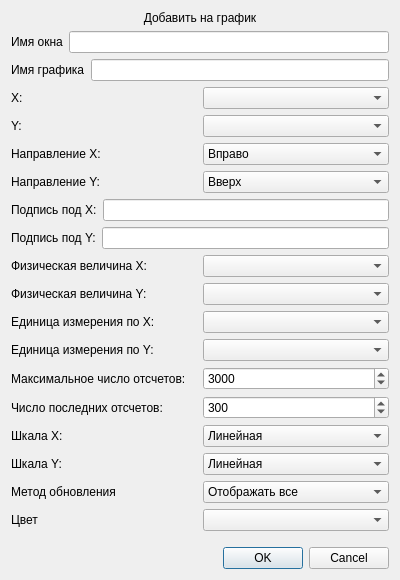
First picture: the form in addonplotdialog.ui, repository eugesh/GraphPlugin, before the edit.
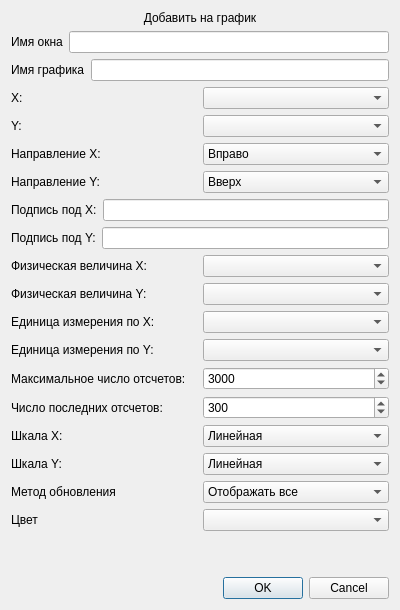
Second picture: the form after the edit.

The edit to the form file:
```diff
--- a/addonplotdialog.ui
+++ b/addonplotdialog.ui
@@ -7,7 +7,7 @@
     <x>0</x>
     <y>0</y>
     <width>400</width>
-    <height>580</height>
+    <height>610</height>
    </rect>
   </property>
   <property name="windowTitle">
```
Left out of the diff: 4 changed lines with no effect on the pictures.
